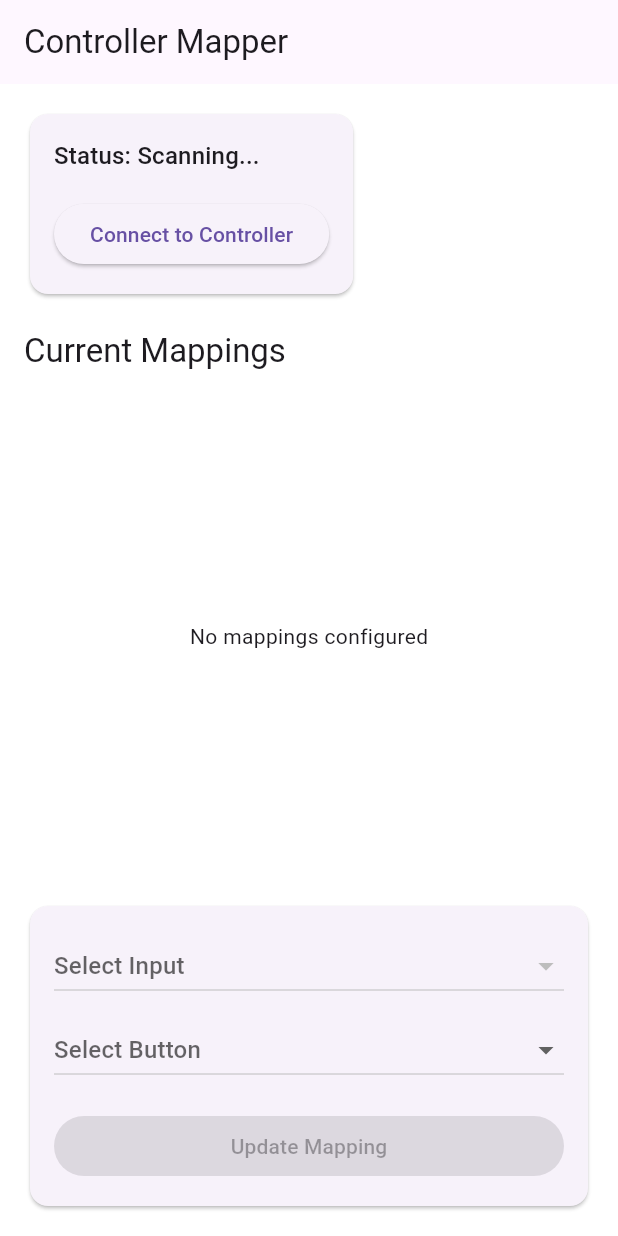
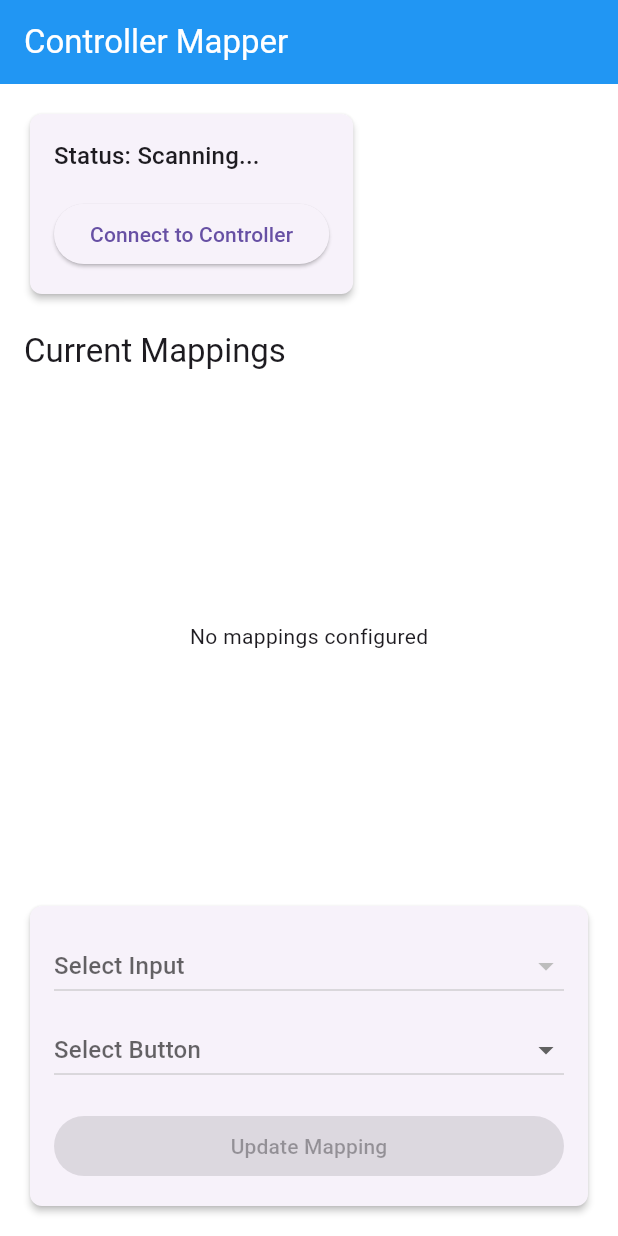
Before and after one commit to RickSanchez-droid/contlinkp, a Flutter app: the screen it shows after launch, after a tap on "Connect to Controller", on a phone screen of 412 x 824 dp. Run offline on Flutter 3.47's test engine with Material 3 defaults, Android fonts, the phone set to English and light mode, and no system bars; our stand-ins replace flutter_blue_plus, flutter_bluetooth_serial, permission_handler.

```diff
--- a/lib/main.dart
+++ b/lib/main.dart
@@ -1,13 +1,35 @@
 import 'package:flutter/material.dart';
 import 'package:flutter_blue_plus/flutter_blue_plus.dart';
+import 'dart:developer' as developer;
 
 import 'bluetooth_manager.dart'; // Import BluetoothManager
 
 void main() async {
-  WidgetsFlutterBinding.ensureInitialized();
-  final BluetoothManager bluetoothManager = BluetoothManager();
-  await bluetoothManager.initialize();
-  runApp(ControllerMapperApp(bluetoothManager: bluetoothManager));
+  try {
+    WidgetsFlutterBinding.ensureInitialized();
+    developer.log('Flutter binding initialized');
+
+    final BluetoothManager bluetoothManager = BluetoothManager();
+    developer.log('BluetoothManager created');
+
+    await bluetoothManager.initialize();
+    developer.log('BluetoothManager initialized');
+
+    runApp(ControllerMapperApp(bluetoothManager: bluetoothManager));
+    developer.log('App started');
+  } catch (e, stackTrace) {
+    developer.log('Error in initialization: $e\n$stackTrace');
+    // Show error screen instead of crashing
+    runApp(
+      MaterialApp(
+        home: Scaffold(
+          body: Center(
+            child: Text('Error: $e'),
+          ),
+        ),
+      ),
+    );
+  }
 }
 
 class ControllerMapperApp extends StatelessWidget {
@@ -22,12 +44,29 @@ class ControllerMapperApp extends StatelessWidget {
   Widget build(BuildContext context) {
     return MaterialApp(
       title: 'Controller Mapper',
+      debugShowCheckedModeBanner: false,  // Remove debug banner
       theme: ThemeData(
         primarySwatch: Colors.blue,
-        scaffoldBackgroundColor: Colors.white,  // Set white background
+        scaffoldBackgroundColor: Colors.white,
         brightness: Brightness.light,
+        // Add more theme configurations
+        appBarTheme: const AppBarTheme(
+          backgroundColor: Colors.blue,
+          foregroundColor: Colors.white,
+        ),
+        cardTheme: CardTheme(
+          elevation: 2,
+          shape: RoundedRectangleBorder(
+            borderRadius: BorderRadius.circular(8),
+          ),
+        ),
       ),
-      home: HomeScreen(bluetoothManager: bluetoothManager),
+      home: Builder(
+        builder: (context) {
+          developer.log('Building HomeScreen');
+          return HomeScreen(bluetoothManager: bluetoothManager);
+        },
+      ),
     );
   }
 }
```
Also changed, not shown: lib/error_screen.dart (added, +47 -0 lines), 1 other file.
